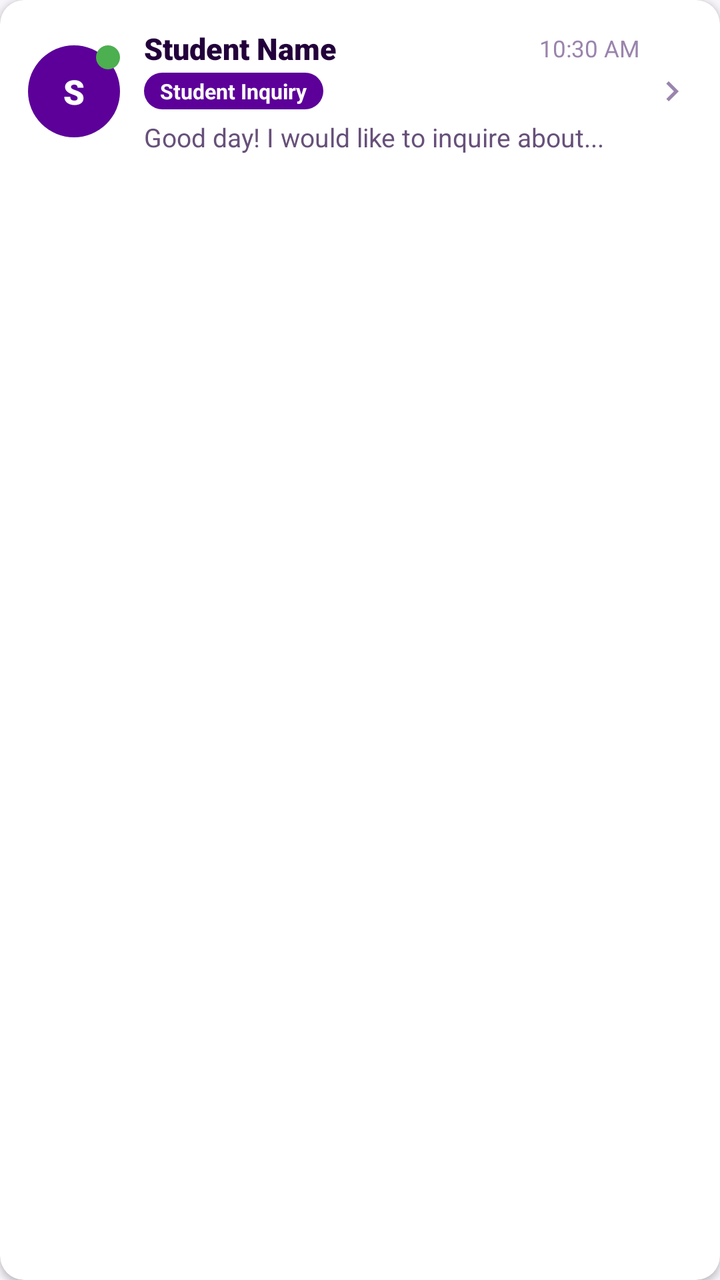
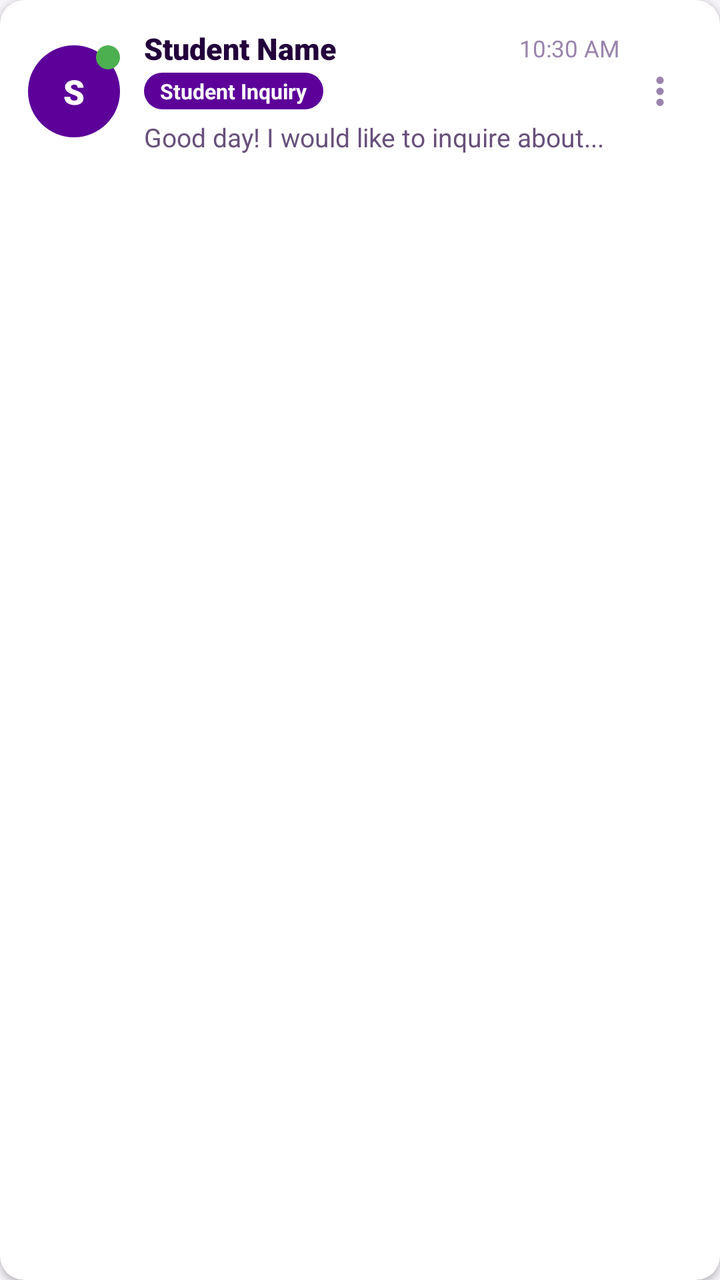

Compare the two renders of this Android layout. The source of the first and the diff that turns it into the second are given below.
<!-- AndroidManifest.xml: application theme Theme.TCA_APP -->
<!-- res/layout/item_inquiry_conversation.xml -->
<?xml version="1.0" encoding="utf-8"?>
<androidx.cardview.widget.CardView xmlns:android="http://schemas.android.com/apk/res/android"
    xmlns:app="http://schemas.android.com/apk/res-auto"
    android:layout_width="match_parent"
    android:layout_height="wrap_content"
    android:layout_marginHorizontal="12dp"
    android:layout_marginVertical="5dp"
    android:clickable="true"
    android:focusable="true"
    android:foreground="?attr/selectableItemBackground"
    app:cardBackgroundColor="@color/card_bg"
    app:cardCornerRadius="12dp"
    app:cardElevation="2dp">

    <LinearLayout
        android:layout_width="match_parent"
        android:layout_height="wrap_content"
        android:orientation="horizontal"
        android:padding="14dp"
        android:gravity="center_vertical">

        <FrameLayout
            android:layout_width="46dp"
            android:layout_height="46dp">

            <TextView
                android:id="@+id/tvStudentAvatarInitials"
                android:layout_width="match_parent"
                android:layout_height="match_parent"
                android:background="@drawable/bg_purple_button"
                android:fontFamily="sans-serif-black"
                android:gravity="center"
                android:text="S"
                android:textColor="@color/white"
                android:textSize="17sp"
                android:textStyle="bold" />

            <View
                android:id="@+id/dotUnreadInquiry"
                android:layout_width="12dp"
                android:layout_height="12dp"
                android:layout_gravity="top|end"
                android:background="@drawable/bg_pill_green_solid"
                android:visibility="visible" />
        </FrameLayout>

        <LinearLayout
            android:layout_width="0dp"
            android:layout_height="wrap_content"
            android:layout_marginStart="12dp"
            android:layout_weight="1"
            android:orientation="vertical">

            <LinearLayout
                android:layout_width="match_parent"
                android:layout_height="wrap_content"
                android:gravity="center_vertical"
                android:orientation="horizontal">

                <TextView
                    android:id="@+id/tvStudentInquiryName"
                    android:layout_width="0dp"
                    android:layout_height="wrap_content"
                    android:layout_weight="1"
                    android:ellipsize="end"
                    android:fontFamily="sans-serif-black"
                    android:maxLines="1"
                    android:text="Student Name"
                    android:textColor="@color/text_primary"
                    android:textSize="15sp"
                    android:textStyle="bold" />

                <TextView
                    android:id="@+id/tvInquiryTimestamp"
                    android:layout_width="wrap_content"
                    android:layout_height="wrap_content"
                    android:layout_marginStart="8dp"
                    android:text="10:30 AM"
                    android:textColor="@color/text_muted"
                    android:textSize="11.5sp" />
            </LinearLayout>

            <LinearLayout
                android:layout_width="match_parent"
                android:layout_height="wrap_content"
                android:layout_marginTop="2dp"
                android:gravity="center_vertical"
                android:orientation="horizontal">

                <TextView
                    android:id="@+id/tvStudentEmailBadge"
                    android:layout_width="wrap_content"
                    android:layout_height="wrap_content"
                    android:background="@drawable/bg_chip_selected"
                    android:paddingHorizontal="8dp"
                    android:paddingVertical="2dp"
                    android:text="Student Inquiry"
                    android:textColor="@color/white"
                    android:textSize="10.5sp"
                    android:textStyle="bold" />

                <TextView
                    android:id="@+id/tvStudentEmail"
                    android:layout_width="0dp"
                    android:layout_height="wrap_content"
                    android:layout_marginStart="6dp"
                    android:layout_weight="1"
                    android:ellipsize="end"
                    android:maxLines="1"
                    android:text=""
                    android:textColor="@color/text_secondary"
                    android:textSize="11.5sp"
                    android:visibility="gone" />
            </LinearLayout>

            <TextView
                android:id="@+id/tvInquirySnippet"
                android:layout_width="match_parent"
                android:layout_height="wrap_content"
                android:layout_marginTop="5dp"
                android:ellipsize="end"
                android:maxLines="2"
                android:text="Good day! I would like to inquire about..."
                android:textColor="@color/text_secondary"
                android:textSize="13sp" />
        </LinearLayout>

        <ImageView
            android:layout_width="20dp"
            android:layout_height="20dp"
            android:layout_marginStart="6dp"
            android:contentDescription="Open Conversation"
            android:src="@drawable/ic_chevron_right"
            app:tint="@color/text_muted" />

    </LinearLayout>

</androidx.cardview.widget.CardView>
<!-- resources referenced by this layout -->
<resources>
  <color name="card_bg">#FFFFFF</color>
  <color name="text_muted">#9A84AD</color>
  <color name="text_primary">#23003B</color>
  <color name="text_secondary">#67507A</color>
  <color name="white">#FFFFFF</color>
  <!-- drawable bg_chip_selected (drawable) -->
  <?xml version="1.0" encoding="utf-8"?>
  <shape xmlns:android="http://schemas.android.com/apk/res/android"
      android:shape="rectangle">
      <solid android:color="#5C0099" />
      <corners android:radius="20dp" />
  </shape>
  <!-- drawable bg_pill_green_solid (drawable) -->
  <?xml version="1.0" encoding="utf-8"?>
  <shape xmlns:android="http://schemas.android.com/apk/res/android"
      android:shape="oval">
      <solid android:color="#4CAF50" />
  </shape>
  <!-- drawable bg_purple_button (drawable) -->
  <?xml version="1.0" encoding="utf-8"?>
  <ripple xmlns:android="http://schemas.android.com/apk/res/android"
      android:color="#C86BFA">
      <item>
          <shape android:shape="rectangle">
              <solid android:color="#5C0099" />
              <corners android:radius="24dp" />
          </shape>
      </item>
  </ripple>
  <!-- drawable ic_chevron_right (drawable) -->
  <vector xmlns:android="http://schemas.android.com/apk/res/android"
      android:width="24dp"
      android:height="24dp"
      android:viewportWidth="24"
      android:viewportHeight="24">
    <path
        android:fillColor="#7A688D"
        android:pathData="M8.59,16.59L13.17,12 8.59,7.41 10,6l6,6 -6,6 -1.41,-1.41z"/>
  </vector>
  <style name="Theme.TCA_APP" parent="Base.Theme.TCA_APP" />
  <style name="Base.Theme.TCA_APP" parent="Theme.Material3.DayNight.NoActionBar">
          <item name="colorPrimary">@color/purple_primary</item>
          <item name="colorOnPrimary">@color/white</item>
          <item name="colorSecondary">@color/gold_accent</item>
          <item name="colorOnSecondary">@color/text_primary</item>
          <item name="android:statusBarColor">@color/purple_dark</item>
          <item name="android:windowBackground">@color/bg_main</item>
          <item name="android:datePickerDialogTheme">@style/CustomDatePickerDialog</item>
          <item name="android:timePickerDialogTheme">@style/CustomDatePickerDialog</item>
      </style>
  <color name="purple_primary">#5C0099</color>
  <color name="gold_accent">#FFD500</color>
  <color name="purple_dark">#3D0066</color>
  <color name="bg_main">#F7F4FA</color>
  <style name="CustomPickerButtonStyle" parent="Widget.MaterialComponents.Button.TextButton.Dialog">
          <item name="android:textColor">@color/gold_accent</item>
          <item name="android:textStyle">bold</item>
      </style>
  <!-- unchanged entries left out for length: 1 -->
</resources>

<!-- the commit's change to res/layout/item_inquiry_conversation.xml (unified diff, before → after) -->
@@ -100,6 +100,34 @@
                     android:textStyle="bold" />
 
                 <TextView
+                    android:id="@+id/tvConversationBlockedBadge"
+                    android:layout_width="wrap_content"
+                    android:layout_height="wrap_content"
+                    android:layout_marginStart="6dp"
+                    android:background="@drawable/bg_button_red"
+                    android:paddingHorizontal="6dp"
+                    android:paddingVertical="2dp"
+                    android:text="BLOCKED"
+                    android:textColor="@color/white"
+                    android:textSize="9.5sp"
+                    android:textStyle="bold"
+                    android:visibility="gone" />
+
+                <TextView
+                    android:id="@+id/tvConversationArchivedBadge"
+                    android:layout_width="wrap_content"
+                    android:layout_height="wrap_content"
+                    android:layout_marginStart="6dp"
+                    android:background="@drawable/bg_chip_unselected"
+                    android:paddingHorizontal="6dp"
+                    android:paddingVertical="2dp"
+                    android:text="ARCHIVED"
+                    android:textColor="@color/text_secondary"
+                    android:textSize="9.5sp"
+                    android:textStyle="bold"
+                    android:visibility="gone" />
+
+                <TextView
                     android:id="@+id/tvStudentEmail"
                     android:layout_width="0dp"
                     android:layout_height="wrap_content"
@@ -126,11 +154,16 @@
         </LinearLayout>
 
         <ImageView
-            android:layout_width="20dp"
-            android:layout_height="20dp"
-            android:layout_marginStart="6dp"
-            android:contentDescription="Open Conversation"
-            android:src="@drawable/ic_chevron_right"
+            android:id="@+id/btnConversationMore"
+            android:layout_width="32dp"
+            android:layout_height="32dp"
+            android:layout_marginStart="4dp"
+            android:background="?attr/selectableItemBackgroundBorderless"
+            android:clickable="true"
+            android:contentDescription="Conversation Options"
+            android:focusable="true"
+            android:padding="5dp"
+            android:src="@drawable/ic_more_vert"
             app:tint="@color/text_muted" />
 
     </LinearLayout>
<!-- resource entries referenced after the edit -->
@@ -5,11 +5,25 @@
   <color name="text_primary">#23003B</color>
   <color name="text_secondary">#67507A</color>
   <color name="white">#FFFFFF</color>
+  <!-- drawable bg_button_red (drawable) -->
+  <?xml version="1.0" encoding="utf-8"?>
+  <shape xmlns:android="http://schemas.android.com/apk/res/android"
+      android:shape="rectangle">
+      <solid android:color="@color/red_danger" />
+      <corners android:radius="14dp" />
+  </shape>
   <!-- drawable bg_chip_selected (drawable) -->
   <?xml version="1.0" encoding="utf-8"?>
   <shape xmlns:android="http://schemas.android.com/apk/res/android"
       android:shape="rectangle">
       <solid android:color="#5C0099" />
+      <corners android:radius="20dp" />
+  </shape>
+  <!-- drawable bg_chip_unselected (drawable) -->
+  <?xml version="1.0" encoding="utf-8"?>
+  <shape xmlns:android="http://schemas.android.com/apk/res/android"
+      android:shape="rectangle">
+      <solid android:color="@color/chip_unselected_bg" />
       <corners android:radius="20dp" />
   </shape>
   <!-- drawable bg_pill_green_solid (drawable) -->
@@ -29,17 +43,11 @@
           </shape>
       </item>
   </ripple>
-  <!-- drawable ic_chevron_right (drawable) -->
-  <vector xmlns:android="http://schemas.android.com/apk/res/android"
-      android:width="24dp"
-      android:height="24dp"
-      android:viewportWidth="24"
-      android:viewportHeight="24">
-    <path
-        android:fillColor="#7A688D"
-        android:pathData="M8.59,16.59L13.17,12 8.59,7.41 10,6l6,6 -6,6 -1.41,-1.41z"/>
-  </vector>
+  <!-- drawable ic_more_vert (drawable) -->
+  <vector xmlns:android="http://schemas.android.com/apk/res/android" android:width="24dp" android:height="24dp" android:viewportWidth="24.0" android:viewportHeight="24.0"><path android:fillColor="#757575" android:pathData="M12,8c1.1,0 2,-0.9 2,-2s-0.9,-2 -2,-2 -2,0.9 -2,2 0.9,2 2,2zM12,10c-1.1,0 -2,0.9 -2,2s0.9,2 2,2 2,-0.9 2,-2 -0.9,-2 -2,-2zM12,16c-1.1,0 -2,0.9 -2,2s0.9,2 2,2 2,-0.9 2,-2 -0.9,-2 -2,-2z"/></vector>
   <style name="Theme.TCA_APP" parent="Base.Theme.TCA_APP" />
+  <color name="red_danger">#D32F2F</color>
+  <color name="chip_unselected_bg">#EAE4F0</color>
   <style name="Base.Theme.TCA_APP" parent="Theme.Material3.DayNight.NoActionBar">
           <item name="colorPrimary">@color/purple_primary</item>
           <item name="colorOnPrimary">@color/white</item>
